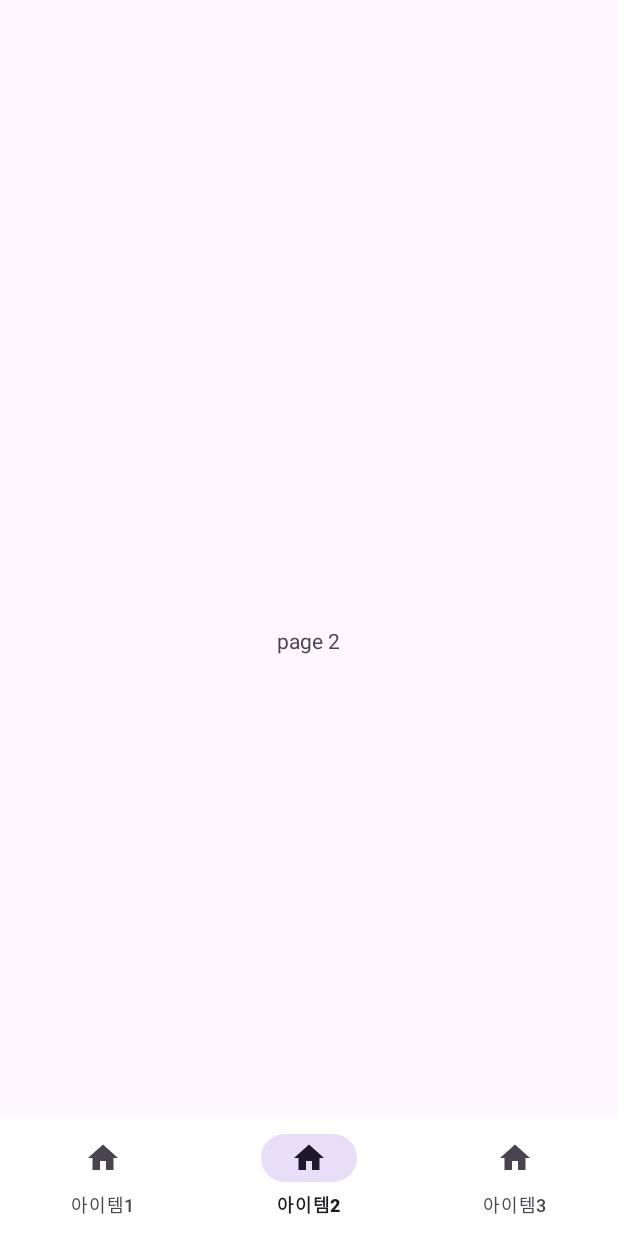
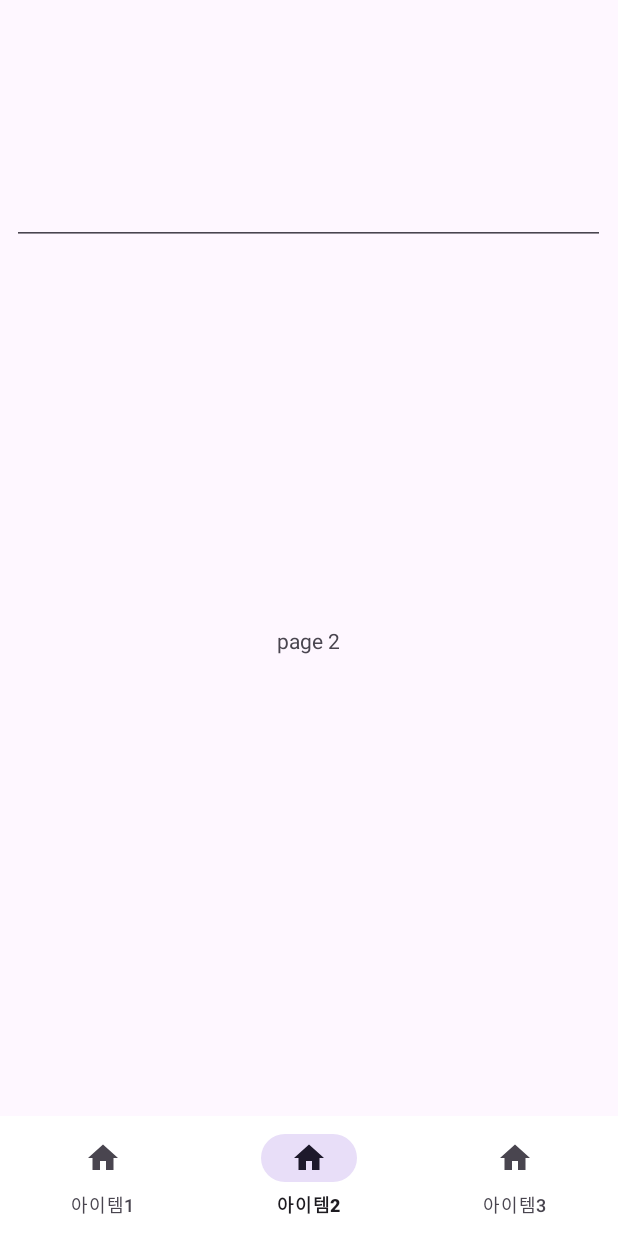
Before and after one commit to dLqovop/-, an Android app: the screen it shows after launch (MainActivity), item 2 of the bottom bar chosen, on a phone screen of 412 x 824 dp. Run offline under Robolectric (Android 15) with nearby library versions, the phone set to English and light mode, and no system bars.

Commit message:
add search input

```diff
--- a/app/build.gradle
+++ b/app/build.gradle
@@ -33,6 +33,8 @@ dependencies {
     implementation 'androidx.appcompat:appcompat:1.6.1'
     implementation 'com.google.android.material:material:1.5.0'
     implementation 'androidx.constraintlayout:constraintlayout:2.1.4'
+    implementation 'androidx.recyclerview:recyclerview:<1.2.1>'
+
     testImplementation 'junit:junit:4.13.2'
     androidTestImplementation 'androidx.test.ext:junit:1.1.5'
     androidTestImplementation 'androidx.test.espresso:espresso-core:3.5.1'
--- a/app/src/main/java/com/example/jeju_makcha/fragment_2.java
+++ b/app/src/main/java/com/example/jeju_makcha/fragment_2.java
@@ -22,4 +22,8 @@ public class fragment_2 extends Fragment {
         view = inflater.inflate(R.layout.fragment_frag2, container, false);
         return view;
     }
+
+
+
+
 }
--- a/app/src/main/res/layout/activity_main.xml
+++ b/app/src/main/res/layout/activity_main.xml
@@ -22,4 +22,6 @@
         app:layout_constraintBottom_toBottomOf="parent"
         app:menu="@menu/bottom_menu"></com.google.android.material.bottomnavigation.BottomNavigationView>
 
+
+
 </androidx.constraintlayout.widget.ConstraintLayout>
--- a/app/src/main/res/layout/fragment_frag2.xml
+++ b/app/src/main/res/layout/fragment_frag2.xml
@@ -4,6 +4,27 @@
     xmlns:tools="http://schemas.android.com/tools"
     android:layout_width="match_parent"
     android:layout_height="match_parent">
+
+    <EditText
+        android:id="@+id/edt_search"
+        android:layout_width="0dp"
+        android:layout_height="wrap_content"
+        app:layout_constraintTop_toTopOf="parent"
+        app:layout_constraintBottom_toTopOf="@+id/rl_listview"
+        app:layout_constraintLeft_toLeftOf="parent"
+        app:layout_constraintRight_toRightOf="parent"
+        android:layout_margin="8dp"
+        />
+
+    <androidx.recyclerview.widget.RecyclerView
+        android:id="@+id/rl_listview"
+        android:layout_width="0dp"
+        android:layout_height="0dp"
+        app:layout_constraintTop_toBottomOf="@+id/edt_search"
+        app:layout_constraintBottom_toBottomOf="parent"
+        app:layout_constraintLeft_toLeftOf="parent"
+        app:layout_constraintRight_toRightOf="parent"
+        android:layout_margin="8dp"/>
 
     <!-- TODO: Update blank fragment layout -->
     <TextView
```
Also changed, not shown: app/src/main/res/layout/list_item.xml (added, +28 -0 lines).
